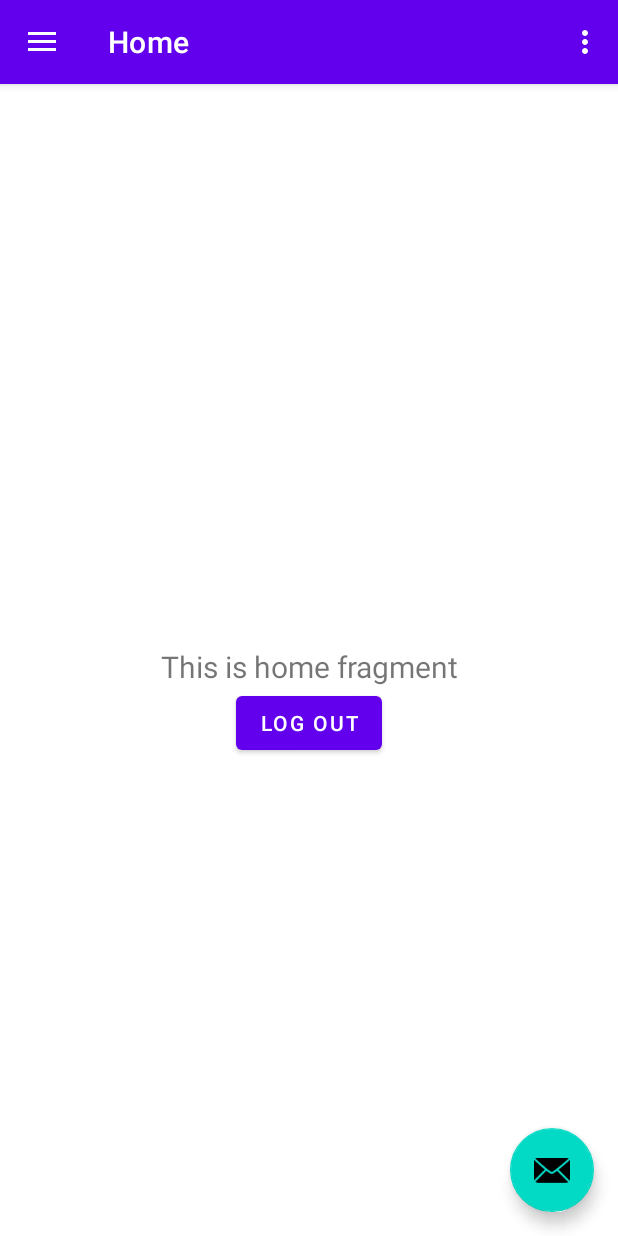
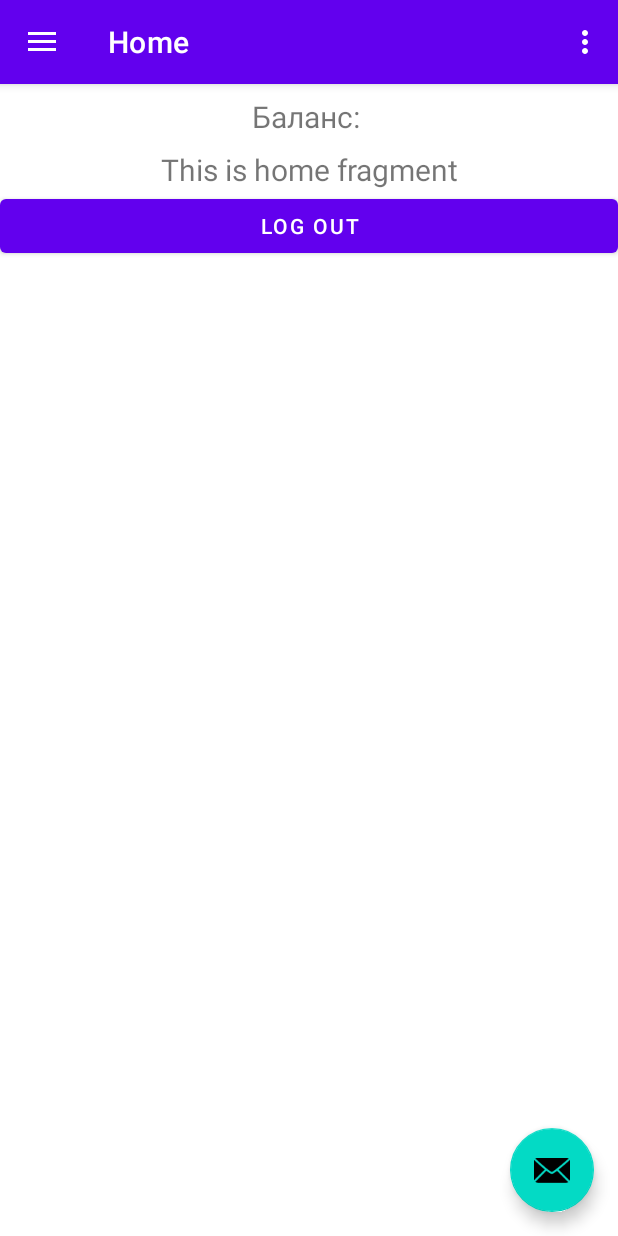
Before and after one commit to TakeByI/Financial-Drawing, an Android app: the screen it shows after launch once a user with an empty profile is signed in (MainActivity), on a phone screen of 412 x 824 dp. Run offline under Robolectric (Android 15) with nearby library versions, the phone set to English and light mode, and no system bars; our stand-ins replace Firebase (no records; nobody signed in at launch, a user with empty details on screens opened directly), navigation-ui.

Commit message:
добавлена подгрузка баланса текущего пользователя

```diff
--- a/app/src/main/java/com/example/financialdrawing/ui/home/HomeFragment.java
+++ b/app/src/main/java/com/example/financialdrawing/ui/home/HomeFragment.java
@@ -2,6 +2,7 @@ package com.example.financialdrawing.ui.home;
 
 import android.content.Intent;
 import android.os.Bundle;
+import android.util.Log;
 import android.view.LayoutInflater;
 import android.view.View;
 import android.view.ViewGroup;
@@ -15,12 +16,17 @@ import androidx.lifecycle.ViewModelProvider;
 import com.example.financialdrawing.AuthActivity;
 import com.example.financialdrawing.databinding.FragmentHomeBinding;
 import com.google.firebase.auth.FirebaseAuth;
+import com.google.firebase.firestore.FirebaseFirestore;
 
 public class HomeFragment extends Fragment {
 
     private FragmentHomeBinding binding;
 
-    FirebaseAuth auth;
+    FirebaseAuth firebaseAuth;
+    FirebaseFirestore firebaseFirestore;
+
+    private TextView balanceTextView;
+    private String userId;
 
     public View onCreateView(@NonNull LayoutInflater inflater,
                              ViewGroup container, Bundle savedInstanceState) {
@@ -30,15 +36,55 @@ public class HomeFragment extends Fragment {
         binding = FragmentHomeBinding.inflate(inflater, container, false);
         View root = binding.getRoot();
 
+        firebaseAuth = FirebaseAuth.getInstance();
+        firebaseFirestore = FirebaseFirestore.getInstance();
+
         final TextView textView = binding.textHome;
         homeViewModel.getText().observe(getViewLifecycleOwner(), textView::setText);
 
-        auth = FirebaseAuth.getInstance();
-        Toast.makeText(getContext(), auth.getCurrentUser().getEmail(), Toast.LENGTH_LONG).show();
+        balanceTextView = binding.balanceTextView;
 
-        binding.buttonLogOut.setOnClickListener(v -> {
+        userId = firebaseAuth.getCurrentUser() != null ? firebaseAuth.getCurrentUser().getUid() : "null";
 
-        });
+
+
+
+
+        Toast.makeText(getContext(), firebaseAuth.getCurrentUser().getEmail(), Toast.LENGTH_LONG).show();
+
+        balanceTextView.setText("Баланс: ");
+        /*firebaseFirestore.collection("users")
+                .document(userId)
+                .get()
+                .addOnCompleteListener(task -> {
+                    if (task.isSuccessful()) {
+                        if (task.getResult().exists()) {
+                            String balance = task.getResult().getString("balance");
+                            balanceTextView.setText("Баланс: " + balance + " ₽");
+                        } else {
+                            balanceTextView.setText("Баланс не найден");
+                        }
+                    } else {
+                        Log.e("MyLog", "Ошибка при загрузке данных", task.getException());
+                        balanceTextView.setText("Ошибка загрузки баланса");
+                    }
+
+                });*/
+
+        firebaseFirestore.collection("users")
+                .document(userId)
+                .addSnapshotListener((documentSnapshot, error) -> {
+                    if (error != null) {
+                        balanceTextView.setText("Ошибка загрузки");
+                        return;
+                    }
+
+                    if (documentSnapshot != null && documentSnapshot.exists()) {
+                        String balance = documentSnapshot.getString("balance");
+                        balanceTextView.setText("Баланс: " + (balance != null ? balance : "0") + " ₽");
+                    }
+                });
+
         return root;
     }
 
--- a/app/src/main/res/layout/fragment_home.xml
+++ b/app/src/main/res/layout/fragment_home.xml
@@ -1,10 +1,22 @@
 <?xml version="1.0" encoding="utf-8"?>
-<androidx.constraintlayout.widget.ConstraintLayout xmlns:android="http://schemas.android.com/apk/res/android"
+<LinearLayout xmlns:android="http://schemas.android.com/apk/res/android"
     xmlns:app="http://schemas.android.com/apk/res-auto"
     xmlns:tools="http://schemas.android.com/tools"
     android:layout_width="match_parent"
     android:layout_height="match_parent"
+    android:orientation="vertical"
     tools:context=".ui.home.HomeFragment">
+
+    <TextView
+        android:id="@+id/balanceTextView"
+        android:layout_width="match_parent"
+        android:layout_height="wrap_content"
+        android:layout_marginStart="8dp"
+        android:layout_marginTop="8dp"
+        android:layout_marginEnd="8dp"
+        android:textAlignment="center"
+        android:textSize="20sp"
+         />
 
     <TextView
         android:id="@+id/text_home"
@@ -15,18 +27,15 @@
         android:layout_marginEnd="8dp"
         android:textAlignment="center"
         android:textSize="20sp"
-        app:layout_constraintBottom_toBottomOf="parent"
-        app:layout_constraintEnd_toEndOf="parent"
-        app:layout_constraintStart_toStartOf="parent"
-        app:layout_constraintTop_toTopOf="parent" />
+        />
 
     <Button
         android:id="@+id/buttonLogOut"
-        android:layout_width="wrap_content"
+        android:layout_width="match_parent"
         android:layout_height="wrap_content"
         android:text="LOG OUT"
         app:layout_constraintTop_toBottomOf="@id/text_home"
         app:layout_constraintStart_toStartOf="parent"
         app:layout_constraintEnd_toEndOf="parent"/>
 
-</androidx.constraintlayout.widget.ConstraintLayout>
+</LinearLayout>
```
